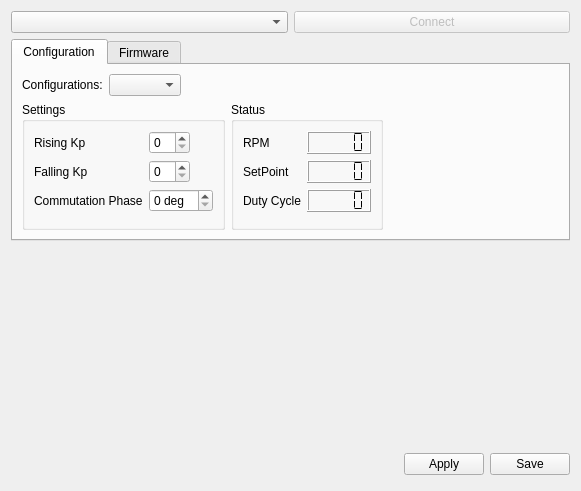
First picture: the form in ground/openpilotgcs/src/plugins/esc/esc.ui, repository peabody124/TauLabs, before the edit.
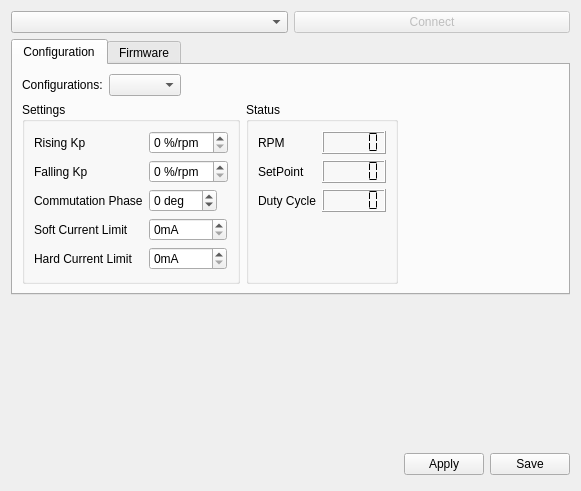
Second picture: the form after the edit. Icons and pictures are not drawn.

```diff
--- a/ground/openpilotgcs/src/plugins/esc/esc.ui
+++ b/ground/openpilotgcs/src/plugins/esc/esc.ui
@@ -106,7 +106,11 @@
              </widget>
             </item>
             <item row="0" column="1">
-             <widget class="QSpinBox" name="spinBox"/>
+             <widget class="QSpinBox" name="spinRisingKp">
+              <property name="suffix">
+               <string> %/rpm</string>
+              </property>
+             </widget>
             </item>
             <item row="1" column="0">
              <widget class="QLabel" name="label_2">
@@ -116,7 +120,11 @@
              </widget>
             </item>
             <item row="1" column="1">
-             <widget class="QSpinBox" name="spinBox_2"/>
+             <widget class="QSpinBox" name="spinFalingKp">
+              <property name="suffix">
+               <string> %/rpm</string>
+              </property>
+             </widget>
             </item>
             <item row="2" column="0">
              <widget class="QLabel" name="label_3">
@@ -129,6 +137,46 @@
              <widget class="QSpinBox" name="spinBox_3">
               <property name="suffix">
                <string> deg</string>
+              </property>
+              <property name="minimum">
+               <number>-10</number>
+              </property>
+              <property name="maximum">
+               <number>30</number>
+              </property>
+             </widget>
+            </item>
+            <item row="3" column="0">
+             <widget class="QLabel" name="label_9">
+              <property name="text">
+               <string>Soft Current Limit</string>
+              </property>
+             </widget>
+            </item>
+            <item row="3" column="1">
+             <widget class="QSpinBox" name="spinSortCurrentLimit">
+              <property name="suffix">
+               <string>mA</string>
+              </property>
+              <property name="maximum">
+               <number>40000</number>
+              </property>
+             </widget>
+            </item>
+            <item row="4" column="0">
+             <widget class="QLabel" name="label_10">
+              <property name="text">
+               <string>Hard Current Limit</string>
+              </property>
+             </widget>
+            </item>
+            <item row="4" column="1">
+             <widget class="QSpinBox" name="spinHardCurrentLimit">
+              <property name="suffix">
+               <string>mA</string>
+              </property>
+              <property name="maximum">
+               <number>40000</number>
               </property>
              </widget>
             </item>
```
Left out of the diff: 2 changed lines with no effect on the pictures.
